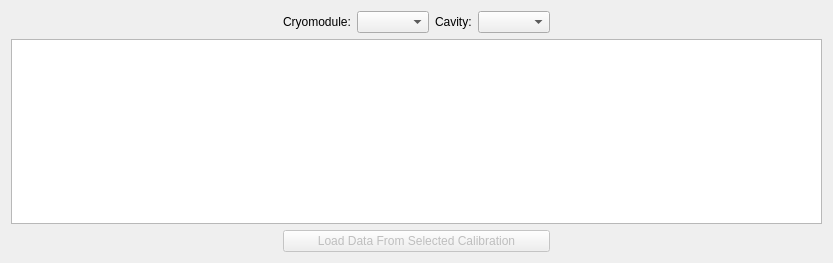
Before: the Qt Designer form gui/options.ui in ssoham/Q0Measurement, drawn with Qt 5.
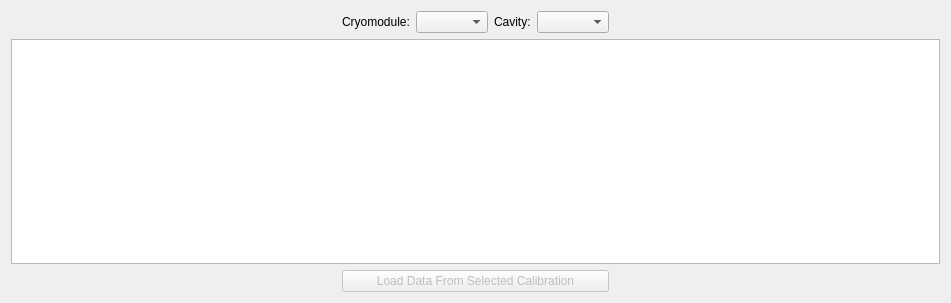
After: the same form once the commit is applied.

Patch:
```diff
--- a/gui/options.ui
+++ b/gui/options.ui
@@ -6,8 +6,8 @@
    <rect>
     <x>0</x>
     <y>0</y>
-    <width>833</width>
-    <height>263</height>
+    <width>951</width>
+    <height>303</height>
    </rect>
   </property>
   <property name="windowTitle">
```
